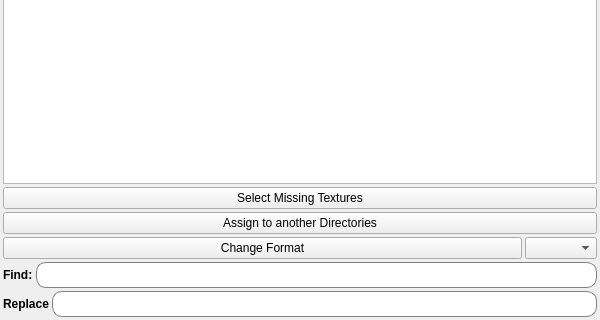
This is Maya_Tools/Developer/Main/MODULE/RecoverFiles/UI/RecoverFiles.ui in code-google-com/mayatools as Qt 5 draws it before an edit; both pictures show x 0 to 600 and y 353 to 673 of the 600 by 673 pixel window. The edited form follows.
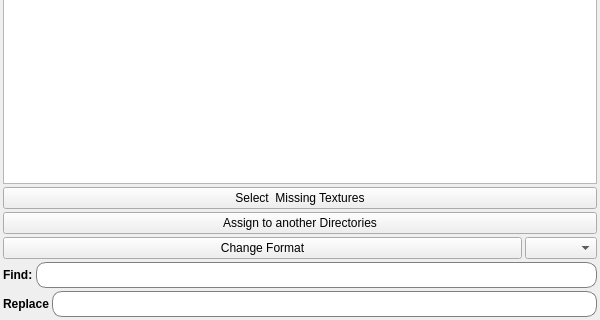
This is the edited form.

Diff of the .ui file:
```diff
--- a/Maya_Tools/Developer/Main/MODULE/RecoverFiles/UI/RecoverFiles.ui
+++ b/Maya_Tools/Developer/Main/MODULE/RecoverFiles/UI/RecoverFiles.ui
@@ -105,7 +105,7 @@
    <item>
     <widget class="QPushButton" name="btnSelectMissingTextures">
      <property name="text">
-      <string>Select Missing Textures</string>
+      <string>Select  Missing Textures</string>
      </property>
     </widget>
    </item>
```
Left out of the diff: 10 changed lines with no effect on the pictures.
